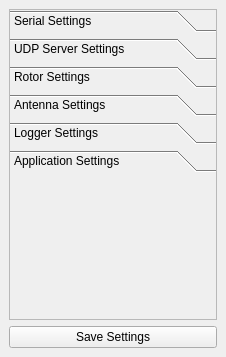
This is Settings.ui in DeXTeRGT/RotateIt as Qt 5 draws it before an edit. The edited form follows.
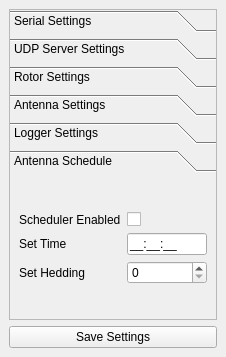
This is the edited form. The open tabs and pages were chosen to show the change.

Patch:
```diff
--- a/Settings.ui
+++ b/Settings.ui
@@ -346,8 +346,62 @@
       </widget>
       <widget class="QWidget" name="page_6">
        <attribute name="label">
-        <string>Application Settings</string>
+        <string>Antenna Schedule</string>
        </attribute>
+       <layout class="QGridLayout" name="gridLayout_17">
+        <item row="0" column="0">
+         <layout class="QGridLayout" name="gridLayout_16">
+          <item row="0" column="1">
+           <widget class="QCheckBox" name="SchedEnable">
+            <property name="text">
+             <string/>
+            </property>
+           </widget>
+          </item>
+          <item row="0" column="0">
+           <widget class="QLabel" name="label_19">
+            <property name="text">
+             <string>Scheduler Enabled</string>
+            </property>
+           </widget>
+          </item>
+          <item row="1" column="1">
+           <widget class="QLineEdit" name="SchedTime">
+            <property name="inputMask">
+             <string>HH:HH:HH;_</string>
+            </property>
+           </widget>
+          </item>
+          <item row="1" column="0">
+           <widget class="QLabel" name="label_18">
+            <property name="text">
+             <string>Set Time</string>
+            </property>
+           </widget>
+          </item>
+          <item row="2" column="0">
+           <widget class="QLabel" name="label_20">
+            <property name="text">
+             <string>Set Hedding</string>
+            </property>
+           </widget>
+          </item>
+          <item row="2" column="1">
+           <widget class="QSpinBox" name="SchedHedding">
+            <property name="suffix">
+             <string/>
+            </property>
+            <property name="maximum">
+             <number>450</number>
+            </property>
+            <property name="singleStep">
+             <number>10</number>
+            </property>
+           </widget>
+          </item>
+         </layout>
+        </item>
+       </layout>
       </widget>
      </widget>
     </item>
```
Left out of the diff: 6 changed lines with no effect on the pictures.
